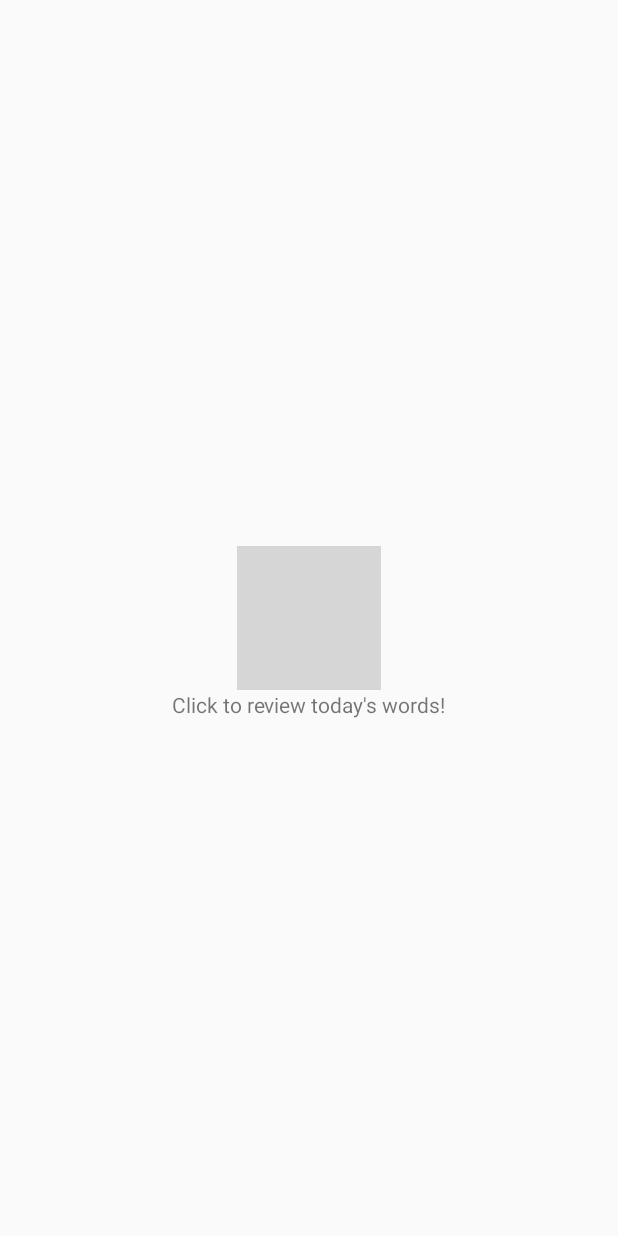
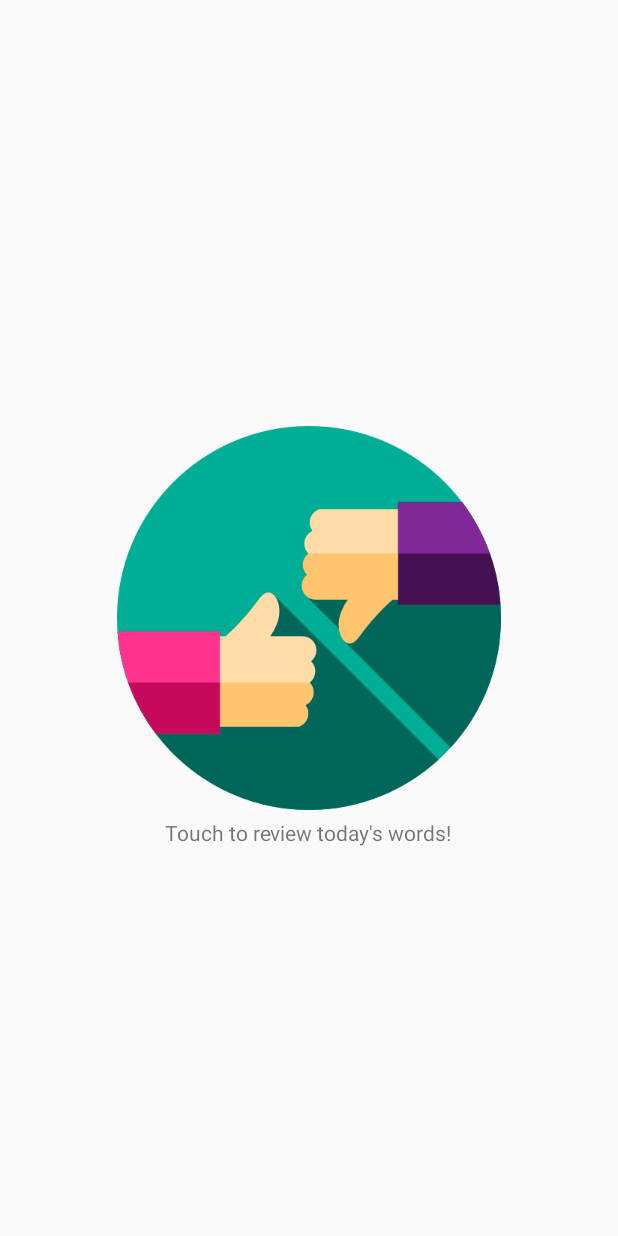
Before and after one commit to hadinahavandi/wordbox, an Android app: the layout fragment_word.xml on its own in the app's theme, with its tools: preview values and no code run, on a phone screen of 412 x 824 dp. Run offline under Robolectric (Android 15) with nearby library versions, the phone set to English and light mode, and no system bars; grey boxes are pictures that could not be loaded.

Commit message:
Changed Style.

```diff
--- a/app/src/main/res/layout/fragment_word.xml
+++ b/app/src/main/res/layout/fragment_word.xml
@@ -21,7 +21,6 @@
         android:layout_alignParentEnd="true"
         android:id="@+id/lblWordCount"
 />
-
     <ImageView
         android:layout_width="wrap_content"
         android:layout_height="wrap_content"
@@ -33,9 +32,10 @@
         android:layout_width="wrap_content"
         android:layout_height="wrap_content"
         android:id="@+id/lblStartReview"
-        android:text="Click to review today's words!"
+        android:text="Touch to review today's words!"
         android:layout_centerHorizontal="true"
-        android:layout_below="@+id/imgStartReview"/>
+        android:layout_below="@+id/imgStartReview"
+        android:layout_marginTop="5dp"/>
     <TextView
         android:layout_width="wrap_content"
         android:layout_height="wrap_content"
```
Also changed, not shown: app/src/main/res/mipmap-xhdpi/review.png (added), app/src/main/res/mipmap-xhdpi/yesno.png (added).
